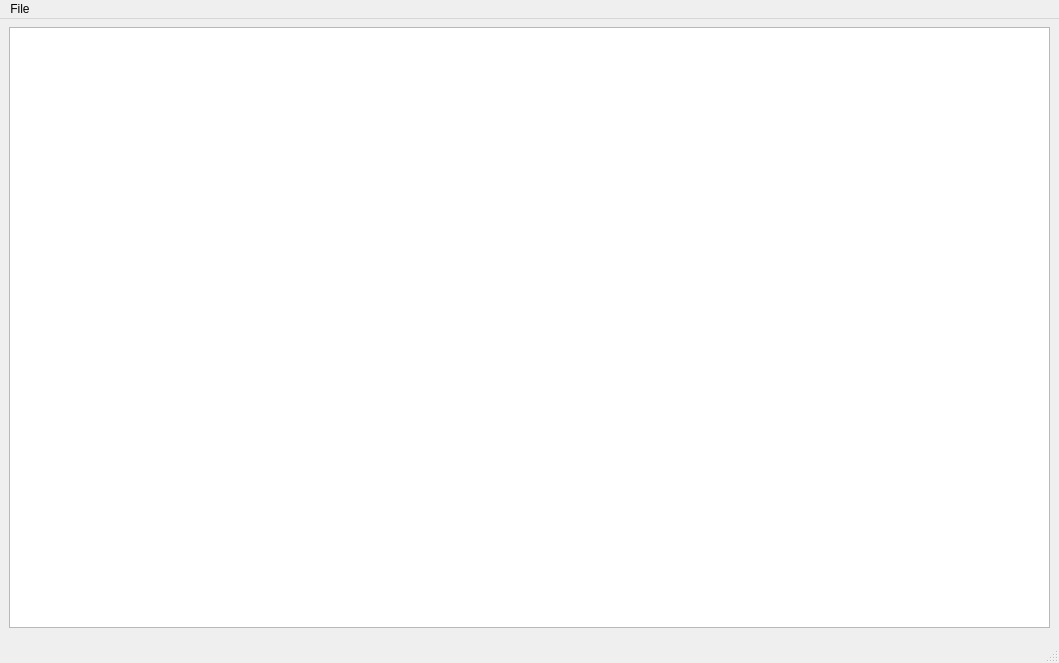
abeshahsan/Photo-Wizard, file ui_files/main-window.ui: the form before one commit.
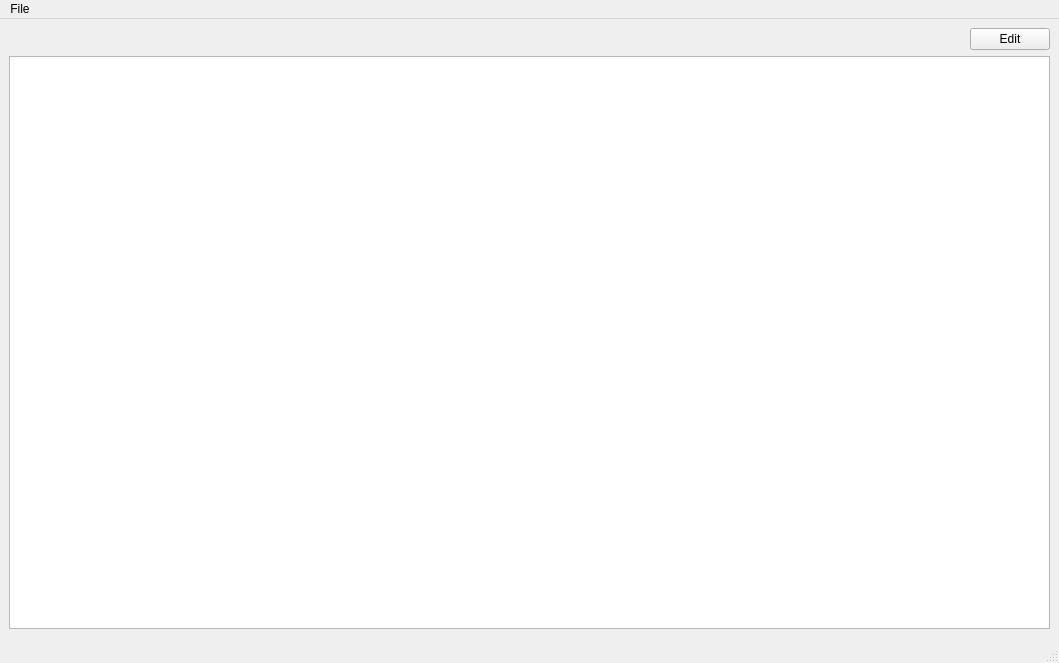
The form after the commit.

Commit message: edit button added. no action

```diff
--- a/ui_files/main-window.ui
+++ b/ui_files/main-window.ui
@@ -22,32 +22,73 @@
   <widget class="QWidget" name="central_widget">
    <property name="sizePolicy">
     <sizepolicy hsizetype="Expanding" vsizetype="Expanding">
-     <horstretch>0</horstretch>
-     <verstretch>0</verstretch>
+     <horstretch>1</horstretch>
+     <verstretch>1</verstretch>
     </sizepolicy>
    </property>
-   <widget class="QWidget" name="horizontalLayoutWidget">
+   <property name="minimumSize">
+    <size>
+     <width>1059</width>
+     <height>612</height>
+    </size>
+   </property>
+   <widget class="QWidget" name="verticalLayoutWidget">
     <property name="geometry">
      <rect>
       <x>9</x>
-      <y>8</y>
+      <y>9</y>
       <width>1041</width>
       <height>601</height>
      </rect>
     </property>
-    <layout class="QHBoxLayout" name="editor_container" stretch="0">
-     <property name="spacing">
-      <number>0</number>
+    <layout class="QVBoxLayout" name="main_container_2" stretch="0,1">
+     <property name="sizeConstraint">
+      <enum>QLayout::SetNoConstraint</enum>
      </property>
      <item>
-      <widget class="QGraphicsView" name="canvas">
-       <property name="sizePolicy">
-        <sizepolicy hsizetype="Preferred" vsizetype="Preferred">
-         <horstretch>1</horstretch>
-         <verstretch>1</verstretch>
-        </sizepolicy>
+      <layout class="QHBoxLayout" name="edit_toolbar" stretch="1,0">
+       <property name="spacing">
+        <number>0</number>
        </property>
-      </widget>
+       <property name="sizeConstraint">
+        <enum>QLayout::SetNoConstraint</enum>
+       </property>
+       <item>
+        <widget class="QWidget" name="horizontalWidget_3" native="true">
+         <layout class="QHBoxLayout" name="horizontalLayout"/>
+        </widget>
+       </item>
+       <item>
+        <widget class="QPushButton" name="button_photo_edit">
+         <property name="sizePolicy">
+          <sizepolicy hsizetype="MinimumExpanding" vsizetype="Fixed">
+           <horstretch>0</horstretch>
+           <verstretch>0</verstretch>
+          </sizepolicy>
+         </property>
+         <property name="text">
+          <string>Edit</string>
+         </property>
+        </widget>
+       </item>
+      </layout>
+     </item>
+     <item>
+      <layout class="QHBoxLayout" name="editor_container" stretch="0">
+       <property name="sizeConstraint">
+        <enum>QLayout::SetDefaultConstraint</enum>
+       </property>
+       <item>
+        <widget class="QGraphicsView" name="canvas">
+         <property name="sizePolicy">
+          <sizepolicy hsizetype="MinimumExpanding" vsizetype="MinimumExpanding">
+           <horstretch>0</horstretch>
+           <verstretch>0</verstretch>
+          </sizepolicy>
+         </property>
+        </widget>
+       </item>
+      </layout>
      </item>
     </layout>
    </widget>
```
The commit also changes 2 other files.
